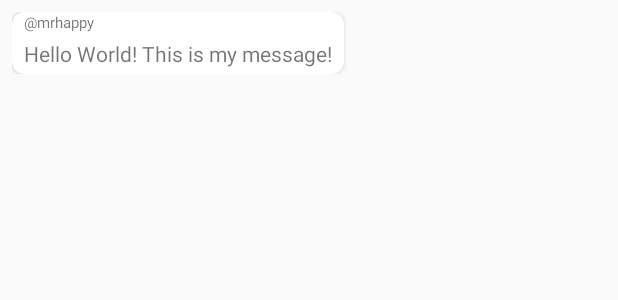
After one commit to oktay-sen/Unify, an Android app: the layout fragment_chat.xml on its own in the app's theme, with its tools: preview values and no code run, on a phone screen of 412 x 824 dp. The commit adds this screen. Shown: the top 300 px of the screen. Run offline under Robolectric (Android 15) with nearby library versions, the phone set to English and light mode, and no system bars.

Commit message:
WIP Chat messages

```diff
--- a/android/app/build.gradle
+++ b/android/app/build.gradle
@@ -26,7 +26,6 @@ dependencies {
     })
     compile 'com.android.support:appcompat-v7:25.2.0'
     compile 'com.android.support:support-v4:25.2.0'
-    compile 'com.firebaseui:firebase-ui-auth:1.2.0'
     compile 'com.google.firebase:firebase-database:10.0.1'
     compile 'com.google.firebase:firebase-auth:10.0.1'
     compile 'com.google.firebase:firebase-crash:10.0.1'
@@ -35,6 +34,8 @@ dependencies {
     compile 'com.android.support:cardview-v7:25.2.0'
     compile 'com.android.support:customtabs:25.2.0'
     compile 'com.android.support:design:25.2.0'
+    compile 'com.firebaseui:firebase-ui:1.2.0'
+    compile 'com.android.support:palette-v7:25.2.0'
 }
 
 
--- a/android/app/src/main/res/layout/app_bar_chat_rooms.xml
+++ b/android/app/src/main/res/layout/app_bar_chat_rooms.xml
@@ -20,7 +20,11 @@
 
     </android.support.design.widget.AppBarLayout>
 
-    <include layout="@layout/content_chat_rooms" />
+    <android.support.v7.widget.RecyclerView
+        android:id="@+id/chat_list"
+        app:layout_behavior="@string/appbar_scrolling_view_behavior"
+        android:layout_width="match_parent"
+        android:layout_height="match_parent" />
 
     <android.support.design.widget.FloatingActionButton
         android:id="@+id/fab"
--- /dev/null
+++ b/android/app/src/main/res/layout/fragment_chat.xml
@@ -0,0 +1,32 @@
+<?xml version="1.0" encoding="utf-8"?>
+<FrameLayout xmlns:android="http://schemas.android.com/apk/res/android"
+    xmlns:app="http://schemas.android.com/apk/res-auto"
+    android:layout_width="match_parent" android:layout_height="wrap_content"
+    android:layout_margin="8dp">
+    <android.support.v7.widget.CardView
+        android:layout_width="wrap_content"
+        android:layout_height="wrap_content"
+        app:cardCornerRadius="8dp">
+        <RelativeLayout
+            android:layout_width="wrap_content"
+            android:layout_height="wrap_content">
+            <TextView
+                android:id="@+id/chat_username"
+                android:layout_width="wrap_content"
+                android:layout_height="wrap_content"
+                android:text="\@mrhappy"
+                android:textSize="10sp"
+                android:layout_marginStart="8dp"/>
+            <TextView
+                android:layout_below="@id/chat_username"
+                android:layout_width="wrap_content"
+                android:layout_height="wrap_content"
+                android:text="Hello World! This is my message!"
+                android:maxEms="16"
+                android:layout_marginStart="8dp"
+                android:layout_marginEnd="8dp"
+                android:layout_marginTop="4dp"
+                android:layout_marginBottom="4dp"/>
+        </RelativeLayout>
+    </android.support.v7.widget.CardView>
+</FrameLayout>
```
Also changed, not shown: android/app/src/main/java/com/gmail/senokt16/unify/ChatRoomViewHolder.java (added, +14 -0 lines), android/app/src/main/res/layout/fragment_chat_room.xml (added, +19 -0 lines).
